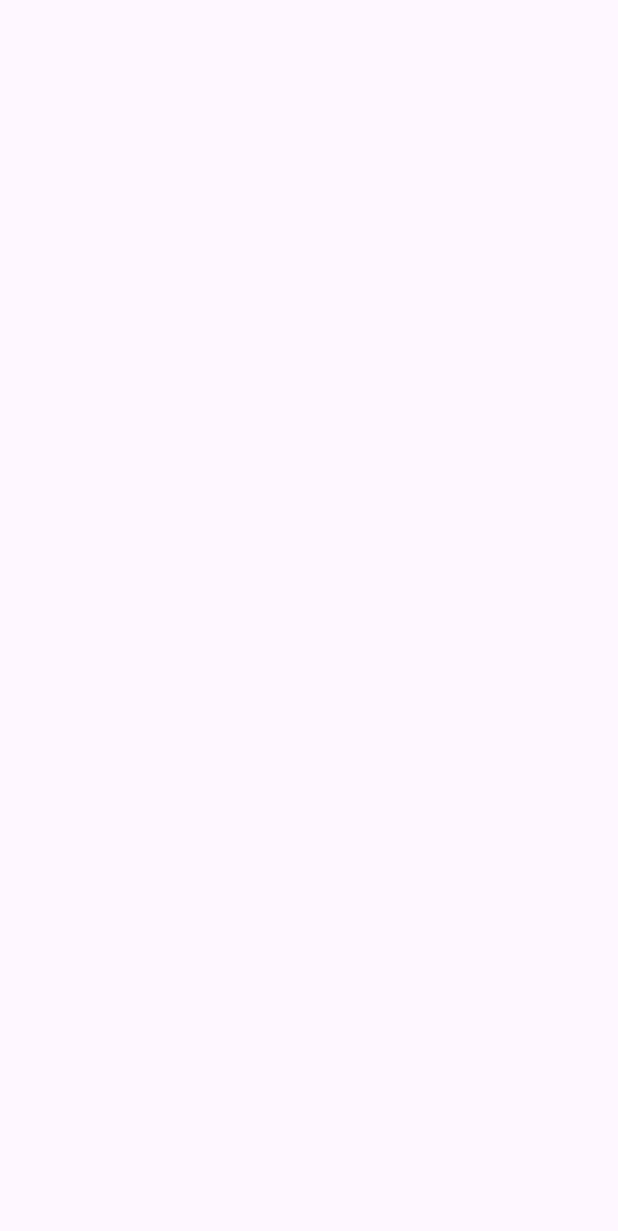
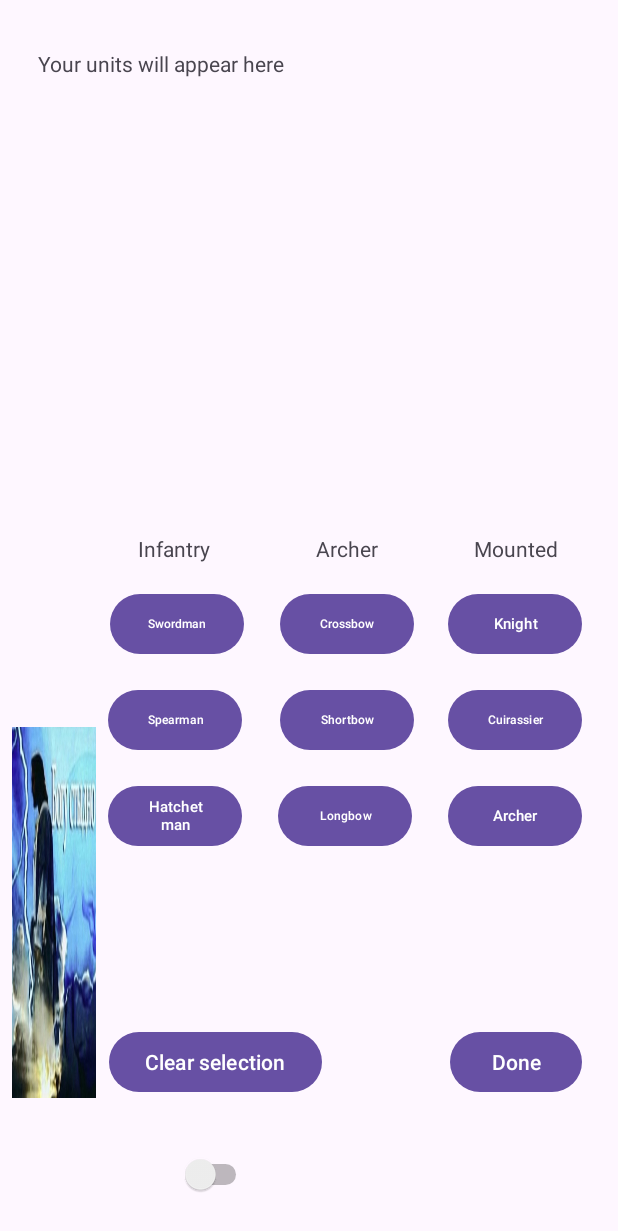
Before and after one commit to naburnm8/AndroidLab, an Android app: the AddUnitActivity screen opened directly, with no data from a screen before it, on a phone screen of 412 x 824 dp. Before the commit the part shown is empty. Shown: the top 1231 px of the screen. Run offline under Robolectric (Android 15) with nearby library versions, the phone set to English and light mode, and no system bars; 1 statement that could not run was skipped.

```diff
--- a/app/src/main/java/ru/naburnm8/android/labapp/AddUnitActivity.java
+++ b/app/src/main/java/ru/naburnm8/android/labapp/AddUnitActivity.java
@@ -1,17 +1,78 @@
 package ru.naburnm8.android.labapp;
 
+import android.content.Intent;
 import android.os.Bundle;
+import android.widget.Button;
+import android.widget.ImageView;
+import android.widget.Switch;
+import android.widget.TextView;
 import androidx.appcompat.app.AppCompatActivity;
 import ru.naburnm8.android.labapp.baumansgate.Unit;
 
 import java.util.ArrayList;
 
 public class AddUnitActivity extends AppCompatActivity {
-    ArrayList<Unit> player1Units;
-    ArrayList<Unit> player2Units;
+    ArrayList<Unit> player1UnitsAddable;
+    ArrayList<Unit> player2UnitsAddable;
+    Button swordman, spearman, hatchetman, crossbow, shortbow, longbow, knight, cuirassier, archer, done, clear;
+    Switch playerSwitch;
+    TextView addableUnits;
+    ImageView imageBog;
     @Override
     protected void onCreate(Bundle savedInstanceState) {
         super.onCreate(savedInstanceState);
+        setContentView(R.layout.add_unit_activity);
+        player1UnitsAddable = new ArrayList<>();
+        player2UnitsAddable = new ArrayList<>();
+        swordman = findViewById(R.id.swordman);
+        spearman = findViewById(R.id.spearman);
+        hatchetman = findViewById(R.id.hatchetman);
+        crossbow = findViewById(R.id.crossbow);
+        shortbow = findViewById(R.id.shortbow);
+        longbow = findViewById(R.id.longbow);
+        knight = findViewById(R.id.knight);
+        cuirassier = findViewById(R.id.cuirrasier);
+        archer = findViewById(R.id.mountedArcher);
+        done = findViewById(R.id.doneButton);
+        done.setOnClickListener(view -> {
+            Intent intent = new Intent();
+            intent.putExtra("player1", player1UnitsAddable);
+            intent.putExtra("player2", player2UnitsAddable);
+            setResult(RESULT_OK, intent);
+            finish();
+        });
+        clear = findViewById(R.id.clearButton);
+        clear.setOnClickListener(view -> {
+            if (playerSwitch.isChecked()){
+                player2UnitsAddable.clear();
+                addableUnits.setText("Units cleared.");
+            }
+            else {
+                player1UnitsAddable.clear();
+                addableUnits.setText("Units cleared.");
+            }
+        });
+        playerSwitch = findViewById(R.id.playerSwitch);
+        addableUnits = findViewById(R.id.addableUnits);
+        imageBog = findViewById(R.id.imageBog);
+        playerSwitch.setOnCheckedChangeListener((buttonView, isChecked) ->{
+            if(isChecked){
+                addableUnits.setText(getUnitsString(player2UnitsAddable));
+            }
+            else{
+                addableUnits.setText(getUnitsString(player1UnitsAddable));
+            }
+        });
+        imageBog.setOnClickListener(view -> {
 
+        })
     }
+    protected String getUnitsString(ArrayList<Unit> units){
+        String out = "";
+        for (Unit unit : units){
+            out += unit.shortToString() + "\n";
+        }
+        return out;
+    }
+
 }
--- a/app/src/main/java/ru/naburnm8/android/labapp/MainActivity.java
+++ b/app/src/main/java/ru/naburnm8/android/labapp/MainActivity.java
@@ -30,7 +30,7 @@ public class MainActivity extends AppCompatActivity {
         });
         textView = findViewById(R.id.textView);
         textView.setOnClickListener(view -> {
-            Intent intent = new Intent(Intent.ACTION_MAIN, Uri.parse("https://github.com/naburnm8/BaumansGate"));
+            Intent intent = new Intent(Intent.ACTION_VIEW, Uri.parse("https://github.com/naburnm8/BaumansGate"));
             startActivity(intent);
         });
         imageView = findViewById(R.id.mainpic);
--- a/app/src/main/res/layout/add_unit_activity.xml
+++ b/app/src/main/res/layout/add_unit_activity.xml
@@ -24,113 +24,120 @@
             android:id="@+id/doneButton"
             app:layout_constraintBottom_toBottomOf="parent"
             app:layout_constraintEnd_toEndOf="parent"
-            android:layout_marginEnd="32dp"
-            android:layout_marginBottom="32dp"/>
+            android:layout_marginEnd="24dp"
+            android:layout_marginBottom="92dp"/>
 
     <Switch
-            android:text="Player1"
-            android:layout_width="wrap_content"
-            android:layout_height="wrap_content"
+            android:layout_width="160dp"
+            android:layout_height="50dp"
             android:id="@+id/playerSwitch"
             app:layout_constraintBottom_toBottomOf="parent"
             app:layout_constraintStart_toStartOf="parent"
-            android:layout_marginBottom="32dp"
-            android:layout_marginStart="32dp"/>
+            android:layout_marginBottom="16dp"
+            android:layout_marginStart="8dp"
+            android:textSize="20sp"/>
 
     <Button
             android:text="Swordman"
-            android:layout_width="wrap_content"
-            android:layout_height="wrap_content"
+            android:layout_width="89dp"
+            android:layout_height="48dp"
             android:id="@+id/swordman"
-            app:layout_constraintStart_toStartOf="parent"
             app:layout_constraintTop_toTopOf="parent"
             android:layout_marginTop="392dp"
-            android:layout_marginStart="24dp"/>
-
-    <Button
-            android:text="Longbow"
-            android:layout_width="wrap_content"
-            android:layout_height="wrap_content"
-            android:id="@+id/longbow"
-            app:layout_constraintStart_toEndOf="@+id/swordman"
-            app:layout_constraintTop_toTopOf="parent"
-            android:layout_marginTop="392dp"
-            android:layout_marginStart="28dp"/>
+            app:layout_constraintEnd_toStartOf="@+id/crossbow"
+            android:layout_marginEnd="24dp"
+            android:textSize="8sp"/>
 
     <Button
             android:text="Knight"
-            android:layout_width="wrap_content"
-            android:layout_height="wrap_content"
+            android:layout_width="89dp"
+            android:layout_height="48dp"
             android:id="@+id/knight"
-            app:layout_constraintStart_toEndOf="@+id/longbow"
             app:layout_constraintTop_toTopOf="parent"
             android:layout_marginTop="392dp"
             app:layout_constraintEnd_toEndOf="parent"
             android:layout_marginEnd="24dp"
-            app:layout_constraintHorizontal_bias="1.0"/>
+            android:textSize="10sp"/>
 
     <Button
             android:text="Spearman"
-            android:layout_width="wrap_content"
-            android:layout_height="wrap_content"
+            android:layout_width="89dp"
+            android:layout_height="48dp"
             android:id="@+id/spearman"
             app:layout_constraintTop_toBottomOf="@+id/swordman"
             app:layout_constraintStart_toStartOf="parent"
-            android:layout_marginStart="24dp"
-            android:layout_marginTop="16dp"/>
+            android:layout_marginStart="72dp"
+            android:layout_marginTop="16dp"
+            android:textSize="8sp"/>
+
+    <Button
+            android:text="Cuirassier"
+            android:layout_width="89dp"
+            android:layout_height="48dp"
+            android:id="@+id/cuirrasier"
+            app:layout_constraintTop_toBottomOf="@+id/knight"
+            android:layout_marginTop="16dp"
+            app:layout_constraintEnd_toEndOf="parent"
+            android:layout_marginEnd="24dp"
+            android:textSize="8sp"/>
+
+    <Button
+            android:text="Hatchetman"
+            android:layout_width="89dp"
+            android:layout_height="48dp"
+            android:id="@+id/hatchetman"
+            app:layout_constraintTop_toBottomOf="@+id/spearman"
+            android:layout_marginTop="16dp"
+            app:layout_constraintEnd_toStartOf="@+id/longbow"
+            android:layout_marginEnd="24dp"
+            android:textSize="10sp"/>
+
+    <Button
+            android:text="Longbow"
+            android:layout_width="89dp"
+            android:layout_height="48dp"
+            android:id="@+id/longbow"
+            app:layout_constraintEnd_toStartOf="@+id/mountedArcher"
+            android:layout_marginEnd="24dp"
+            app:layout_constraintTop_toBottomOf="@+id/shortbow"
+            android:layout_marginTop="16dp"
+            android:textSize="8sp"/>
+
+    <Button
+            android:text="Crossbow"
+            android:layout_width="89dp"
+            android:layout_height="48dp"
+            android:id="@+id/crossbow"
+            app:layout_constraintEnd_toEndOf="parent"
+            android:layout_marginEnd="136dp"
+            app:layout_constraintTop_toTopOf="parent"
+            android:layout_marginTop="392dp"
+            android:textSize="8sp"/>
 
     <Button
             android:text="Shortbow"
-            android:layout_width="wrap_content"
-            android:layout_height="wrap_content"
+            android:layout_width="89dp"
+            android:layout_height="48dp"
             android:id="@+id/shortbow"
-            app:layout_constraintStart_toEndOf="@+id/spearman"
-            app:layout_constraintTop_toBottomOf="@+id/longbow"
+            app:layout_constraintEnd_toEndOf="parent"
+            android:layout_marginEnd="136dp"
+            app:layout_constraintBottom_toBottomOf="parent"
+            android:layout_marginBottom="224dp"
+            app:layout_constraintTop_toBottomOf="@+id/crossbow"
             android:layout_marginTop="16dp"
-            android:layout_marginStart="12dp"/>
-
-    <Button
-            android:text="Cuirassier"
-            android:layout_width="wrap_content"
-            android:layout_height="wrap_content"
-            android:id="@+id/cuirrasier"
-            app:layout_constraintStart_toEndOf="@+id/shortbow"
-            app:layout_constraintTop_toBottomOf="@+id/knight"
-            android:layout_marginTop="16dp"
-            app:layout_constraintEnd_toEndOf="parent"
-            app:layout_constraintHorizontal_bias="1.0"
-            android:layout_marginEnd="24dp"/>
-
-    <Button
-            android:text="Hatchetman"
-            android:layout_width="wrap_content"
-            android:layout_height="wrap_content"
-            android:id="@+id/hatchetman"
-            tools:layout_editor_absoluteX="24dp"
-            app:layout_constraintTop_toBottomOf="@+id/spearman"
-            android:layout_marginTop="16dp"/>
-
-    <Button
-            android:text="Crossbow"
-            android:layout_width="wrap_content"
-            android:layout_height="wrap_content"
-            android:id="@+id/crossbow"
-            app:layout_constraintStart_toEndOf="@+id/hatchetman"
-            app:layout_constraintTop_toBottomOf="@+id/shortbow"
-            android:layout_marginTop="16dp"
-            android:layout_marginStart="16dp"/>
+            app:layout_constraintVertical_bias="0.0"
+            android:textSize="8sp"/>
 
     <Button
             android:text="Archer"
-            android:layout_width="wrap_content"
-            android:layout_height="wrap_content"
+            android:layout_width="89dp"
+            android:layout_height="48dp"
             android:id="@+id/mountedArcher"
             app:layout_constraintTop_toBottomOf="@+id/cuirrasier"
-            app:layout_constraintStart_toEndOf="@+id/crossbow"
             android:layout_marginTop="16dp"
             app:layout_constraintEnd_toEndOf="parent"
             android:layout_marginEnd="24dp"
-            app:layout_constraintHorizontal_bias="1.0"/>
+            android:textSize="10sp"/>
 
     <TextView
             android:text="Infantry"
@@ -140,7 +147,7 @@
             app:layout_constraintStart_toStartOf="parent"
             app:layout_constraintTop_toTopOf="parent"
             android:layout_marginTop="356dp"
-            android:layout_marginStart="56dp"/>
+            android:layout_marginStart="92dp"/>
 
     <TextView
             android:text="Archer"
@@ -149,7 +156,7 @@
             android:id="@+id/textView13"
             app:layout_constraintBottom_toBottomOf="@+id/textView12"
             app:layout_constraintEnd_toEndOf="parent"
-            android:layout_marginEnd="168dp"/>
+            android:layout_marginEnd="160dp"/>
 
     <TextView
             android:text="Mounted"
@@ -159,4 +166,26 @@
             app:layout_constraintBottom_toBottomOf="@+id/textView13"
             app:layout_constraintEnd_toEndOf="parent"
             android:layout_marginEnd="40dp"/>
+
+    <Button
+            android:text="Clear selection"
+            android:layout_width="wrap_content"
+            android:layout_height="wrap_content"
+            android:id="@+id/clearButton"
+            app:layout_constraintEnd_toEndOf="parent"
+            app:layout_constraintStart_toStartOf="parent"
+            app:layout_constraintBottom_toBottomOf="parent"
+            android:layout_marginBottom="92dp"
+            app:layout_constraintHorizontal_bias="0.268"/>
+
+    <ImageView
+            android:layout_width="56dp"
+            android:layout_height="247dp"
+            app:srcCompat="@drawable/bogustidno"
+            android:id="@+id/imageBog"
+            android:scaleType="fitXY"
+            app:layout_constraintEnd_toEndOf="parent"
+            app:layout_constraintBottom_toBottomOf="parent"
+            android:layout_marginEnd="348dp"
+            android:layout_marginBottom="92dp"/>
 </androidx.constraintlayout.widget.ConstraintLayout>
```
Also changed, not shown: app/src/main/res/drawable/bogustidno.jpg (added).
